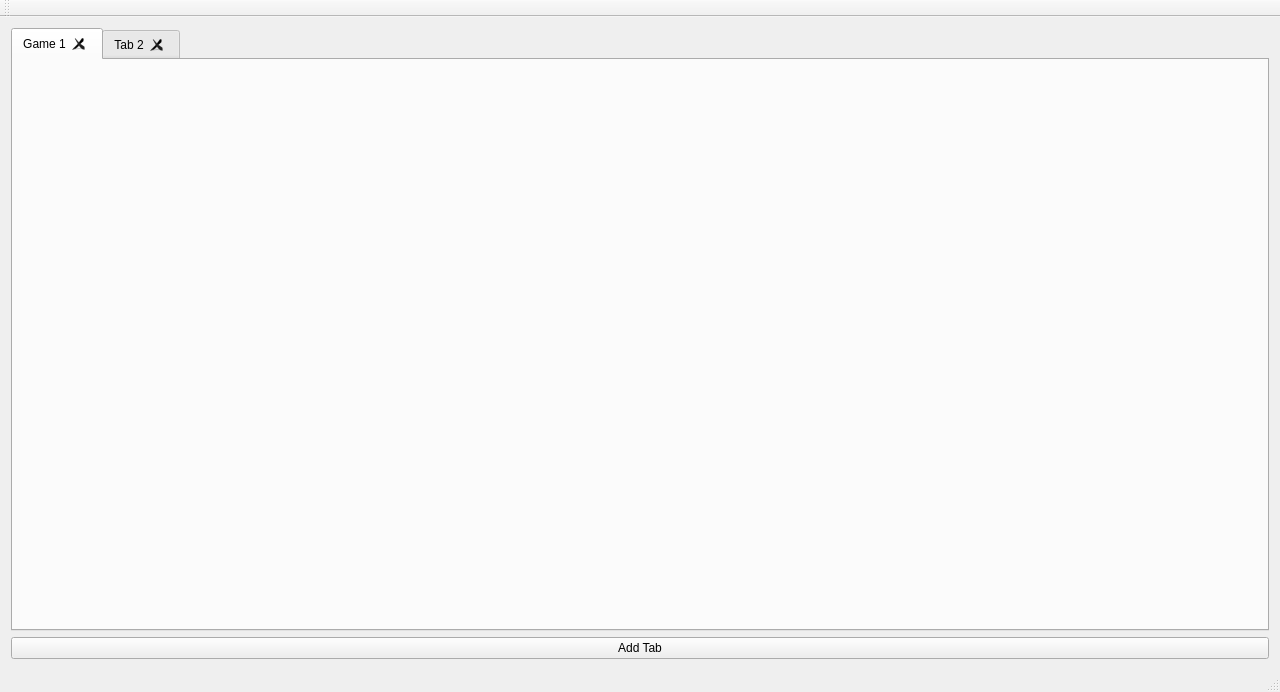
Qt form gui/mainwindow.ui (gabrielle95/ICP-Assignment-2019) before a commit.
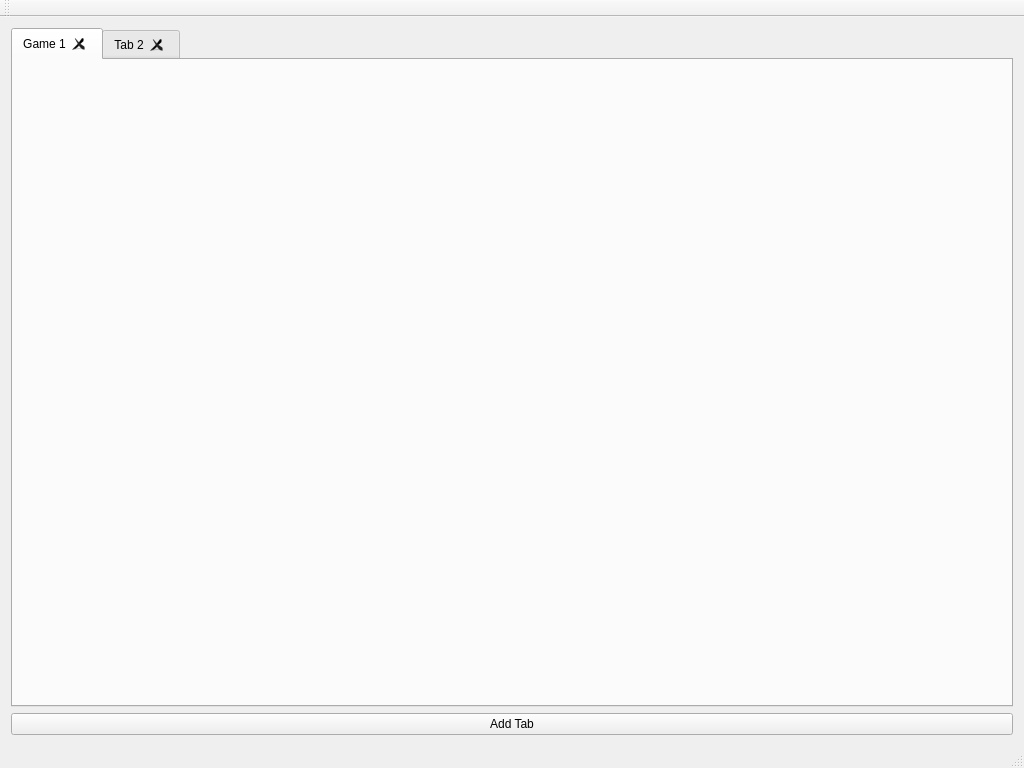
The same form after that commit.

Patch:
```diff
--- a/gui/mainwindow.ui
+++ b/gui/mainwindow.ui
@@ -6,8 +6,8 @@
    <rect>
     <x>0</x>
     <y>0</y>
-    <width>1280</width>
-    <height>692</height>
+    <width>1024</width>
+    <height>768</height>
    </rect>
   </property>
   <property name="minimumSize">
```
Left out of the diff: 2 changed lines with no effect on the pictures.
